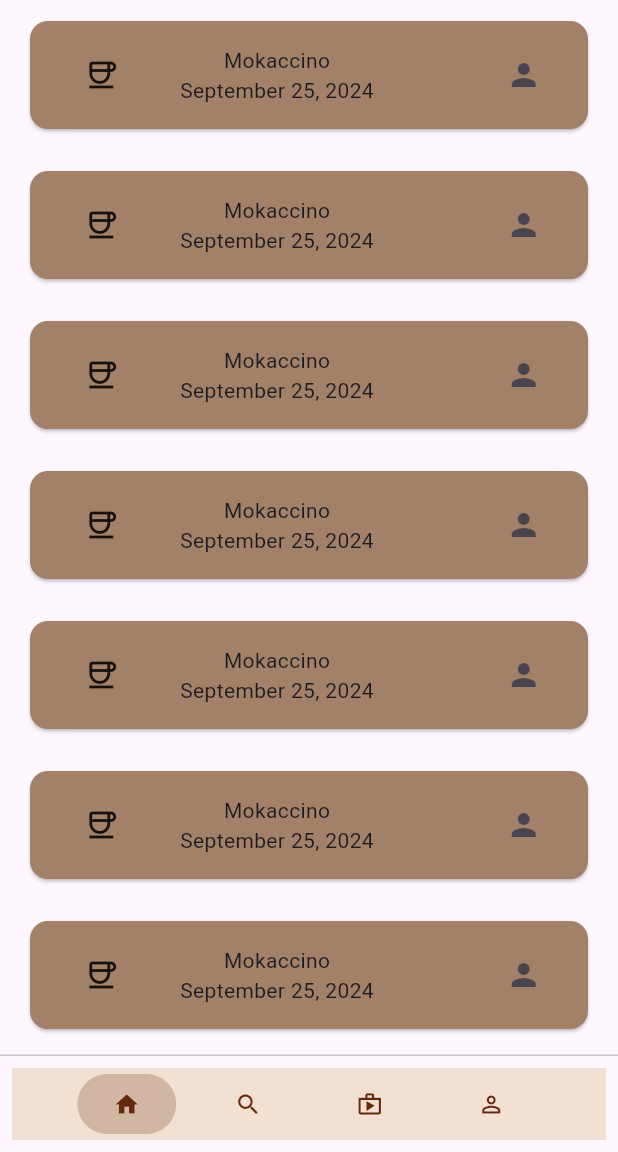
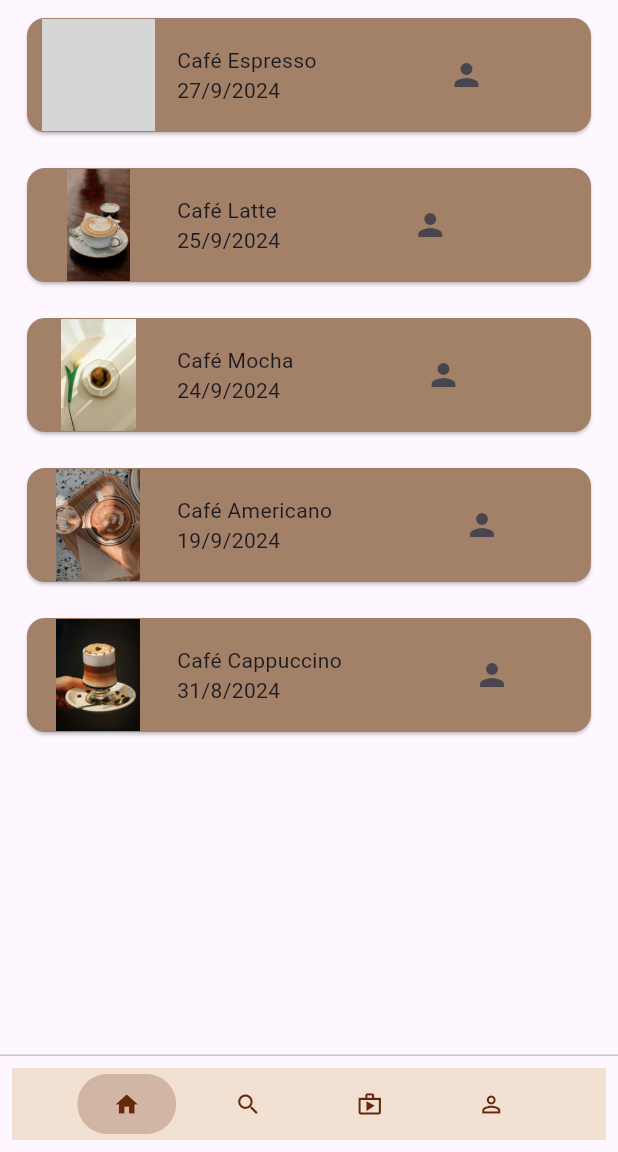
Before and after one commit to YhDiaz/CentralPerk, a Flutter app: the screen it shows after launch, after a tap on the "person" icon, on a phone screen of 412 x 824 dp, the part 84-1236 px from its top. Run offline on Flutter 3.47's test engine with Material 3 defaults, Android fonts, the phone set to English and light mode, and no system bars; our stand-ins replace easy_splash_screen; grey boxes are pictures that could not be loaded.

Commit message:
Change home page aesthetics and refactorize code

```diff
--- a/lib/pages/page_home.dart
+++ b/lib/pages/page_home.dart
@@ -1,7 +1,74 @@
+import 'dart:math';
+
+import 'package:central_perk/models/coffe_bean_type.dart';
+import 'package:central_perk/models/recipe.dart';
+import 'package:central_perk/models/recipe_visibility.dart';
+import 'package:central_perk/models/user.dart';
 import 'package:central_perk/pages/page_profile.dart';
 import 'package:central_perk/pages/page_search.dart';
 import 'package:central_perk/pages/page_shop.dart';
 import 'package:flutter/material.dart';
+
+List<User> users = [
+  User(name: 'CarlosMartínez', password: '', profileImage: ''),
+  User(name: 'AnaSofía', password: '', profileImage: ''),
+  User(name: 'MaríaFernanda', password: '', profileImage: ''),
+  User(name: 'DiegoAlejandro', password: '', profileImage: ''),
+  User(name: 'SofíaLucía', password: '', profileImage: '')
+];
+
+List<Recipe> recipes = [
+  Recipe(
+    name: 'Café Espresso',
+    date: DateTime(2024, 09, 27),
+    owner: users[0],
+    time: 5,
+    description: 'El espresso es un café concentrado y fuerte, conocido por su sabor intenso y su capa de crema en la superficie. Es la base para muchas otras bebidas de café.',
+    image: 'assets/icons/icon_coffee_espresso.jpg',
+    visibility: RecipeVisibility.public,
+    coffeBean: CoffeBeanType.arabica
+  ),
+  Recipe(
+    name: 'Café Latte',
+    date: DateTime(2024, 09, 25),
+    owner: users[1],
+    time: 10,
+    description: 'El café latte combina un espresso con una gran cantidad de leche vaporizada, creando una bebida suave y cremosa. A menudo se sirve con una capa de espuma de leche en la parte superior.',
+    image: 'assets/icons/icon_coffee_latte.jpg',
+    visibility: RecipeVisibility.public,
+    coffeBean: CoffeBeanType.robusta
+  ),
+  Recipe(
+    name: 'Café Mocha',
+    date: DateTime(2024, 09, 24),
+    owner: users[2],
+    time: 10,
+    description: 'El café mocha es una deliciosa combinación de espresso, chocolate caliente y leche vaporizada. Es perfecto para aquellos que disfrutan de un toque de dulzura en su café.',
+    image: 'assets/icons/icon_coffee_mocha.jpg',
+    visibility: RecipeVisibility.public,
+    coffeBean: CoffeBeanType.arabica
+  ),
+  Recipe(
+    name: 'Café Americano',
+    date: DateTime(2024, 09, 19),
+    owner: users[3],
+    time: 5,
+    description: 'El café americano se prepara diluyendo un espresso con agua caliente, resultando en una bebida más suave y menos concentrada que el espresso, pero con un sabor robusto.',
+    image: 'assets/icons/icon_coffee_american.jpg',
+    visibility: RecipeVisibility.public,
+    coffeBean: CoffeBeanType.arabica
+  ),
+  Recipe(
+    name: 'Café Cappuccino',
+    date: DateTime(2024, 08, 31),
+    owner: users[4],
+    time: 10,
+    description: 'El cappuccino es una mezcla equilibrada de espresso, leche vaporizada y espuma de leche. Es conocido por su textura cremosa y su sabor rico.',
+    image: 'assets/icons/icon_coffee_cappuccino.jpg',
+    visibility: RecipeVisibility.public,
+    coffeBean: CoffeBeanType.robusta
+  ),
+];
 
 class HomePage extends StatefulWidget
 {
@@ -77,45 +144,48 @@ class _HomePageState extends State<HomePage>
         child: ConstrainedBox
         (
           constraints: const BoxConstraints(minWidth: 350, maxWidth: 400),
-          child:CarouselView
+          child: CarouselView
           (
             scrollDirection: Axis.vertical,
             itemExtent: 100,
             shrinkExtent: 50,
-            children: List<Widget>.generate(10, (int index) {
-              return Card
-              (
-                margin: const EdgeInsets.all(10),
-                color: const Color.fromARGB(255, 163, 128, 104),
-                child: Row
-                (
-                  mainAxisAlignment: MainAxisAlignment.start,
-                  children:
-                  [
-                    const Padding(padding: EdgeInsets.all(5)),
-                    const SizedBox //Recipe image
-                    (
-                      height: 75,
-                      width: 75,
-                      child: Icon(Icons.coffee_outlined),
-                    ),
-                    const SizedBox(width: 15,), //Space between recipe image and info
-                    const Column //Info: recipe name and publish date
-                    (
-                      mainAxisSize: MainAxisSize.min,
-                      mainAxisAlignment: MainAxisAlignment.start,
-                      children:
-                      [
-                        Text('Mokaccino'),
-                        Text('September 25, 2024')
-                      ],
-                    ),
-                    const SizedBox(width: 75,), //Space between info and user
-                    SizedBox.square(dimension: 50, child: IconButton(onPressed: _goToProfilePage, icon: const Icon(Icons.person)))
-                  ],
-                ),
-              );
-            }),
+            children: List.generate(5, (int index) {
+              return generateCard(index);
+            })
+            // children: List<Widget>.generate(10, (int index) {
+            //   return Card
+            //   (
+            //     margin: const EdgeInsets.all(10),
+            //     color: const Color.fromARGB(255, 163, 128, 104),
+            //     child: Row
+            //     (
+            //       mainAxisAlignment: MainAxisAlignment.start,
+            //       children:
+            //       [
+            //         const Padding(padding: EdgeInsets.all(5)),
+            //         const SizedBox //Recipe image
+            //         (
+            //           height: 75,
+            //           width: 75,
+            //           child: Icon(Icons.coffee_outlined),
+            //         ),
+            //         const SizedBox(width: 15,), //Space between recipe image and info
+            //         const Column //Info: recipe name and publish date
+            //         (
+            //           mainAxisSize: MainAxisSize.min,
+            //           mainAxisAlignment: MainAxisAlignment.start,
+            //           children:
+            //           [
+            //             Text('Mokaccino'),
+            //             Text('September 25, 2024')
+            //           ],
+            //         ),
+            //         const SizedBox(width: 75,), //Space between info and user
+            //         SizedBox.square(dimension: 50, child: IconButton(onPressed: _goToProfilePage, icon: const Icon(Icons.person)))
+            //       ],
+            //     ),
+            //   );
+            // }),
           ),
         ),
       ),
@@ -143,3 +213,60 @@ class _HomePageState extends State<HomePage>
     );
   }
 }
+
+Widget generateCard(int index) {
+  // final Random rand = Random(DateTime.now().millisecond);
+
+  // var recipe = recipes[index];
+  // const Recipe recipe = ;
+  // String recipeName = recipes[index].name;
+
+  return Card(
+    margin: const EdgeInsets.all(8),
+    color: const Color.fromARGB(255, 163, 128, 104),
+    child: Row(
+      // mainAxisAlignment: MainAxisAlignment.start,
+      children: [
+        const Padding(padding: EdgeInsets.all(5)),
+        SizedBox( // Recipe image.
+          height: 75,
+          width: 75,
+          // child: Icon(Icons.coffee_outlined),
+          child: Image.asset(recipes[index].image)
+        ),
+        const SizedBox(width: 15,), // Space between recipe image and info.
+        Column( // Info: recipe name and publish date.
+          mainAxisSize: MainAxisSize.min,
+          mainAxisAlignment: MainAxisAlignment.start,
+          crossAxisAlignment: CrossAxisAlignment.start,
+          children: <Widget>[
+            // Text('Mokaccino'),
+            // Text('$recipes[index]'),
+            Text(recipes[index].name),
+            // const Text('September 25, 2024')
+            // Text(recipes[index].date.toString())
+            Row(
+              children: [
+                Text(recipes[index].date.day.toString()),
+                const Text('/'),
+                Text(recipes[index].date.month.toString()),
+                const Text('/'),
+                Text(recipes[index].date.year.toString()),
+              ],
+            ),
+          ],
+        ),
+        const SizedBox(width: 75,), //Space between info and user
+        Row(
+          mainAxisAlignment: MainAxisAlignment.end,
+          // crossAxisAlignment: CrossAxisAlignment.end,
+          children: [
+            // Padding(padding: EdgeInsets.only(right: 10)),
+            // SizedBox(width: 50, height: 50, child: IconButton(onPressed: () => {}, icon: const Icon(Icons.person))),
+            SizedBox.square(dimension: 50, child: IconButton(onPressed: () => {}, icon: const Icon(Icons.person)))
+          ],
+        )
+      ],
+    ),
+  );
+}
```
